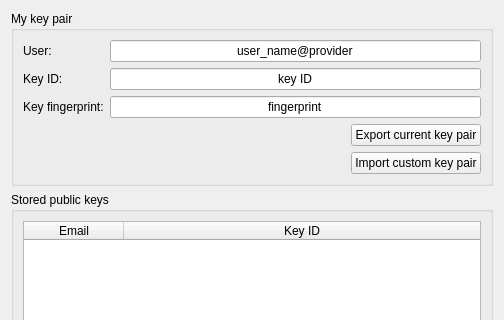
This is src/leap/bitmask/gui/ui/advanced_key_management.ui in leapcode/bitmask_client as Qt 5 draws it before an edit; both pictures show x 0 to 504 and y 0 to 320 of the 504 by 546 pixel window. The edited form follows.
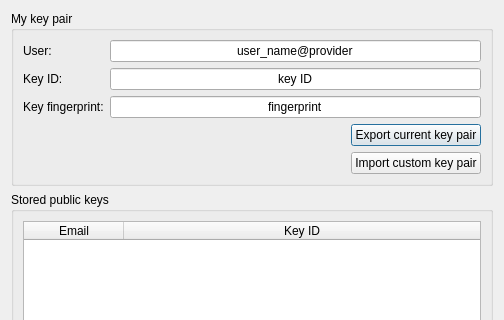
This is the edited form. Icons and pictures are not drawn.

Commit message:
Use QDialog as base for AKM.
This allows the akm to be treated as a preferences dialog instead of an
extra 'main window'.

Patch:
```diff
--- a/src/leap/bitmask/gui/ui/advanced_key_management.ui
+++ b/src/leap/bitmask/gui/ui/advanced_key_management.ui
@@ -1,7 +1,7 @@
 <?xml version="1.0" encoding="UTF-8"?>
 <ui version="4.0">
  <class>AdvancedKeyManagement</class>
- <widget class="QWidget" name="AdvancedKeyManagement">
+ <widget class="QDialog" name="AdvancedKeyManagement">
   <property name="geometry">
    <rect>
     <x>0</x>
```
The commit also changes 2 other files.
